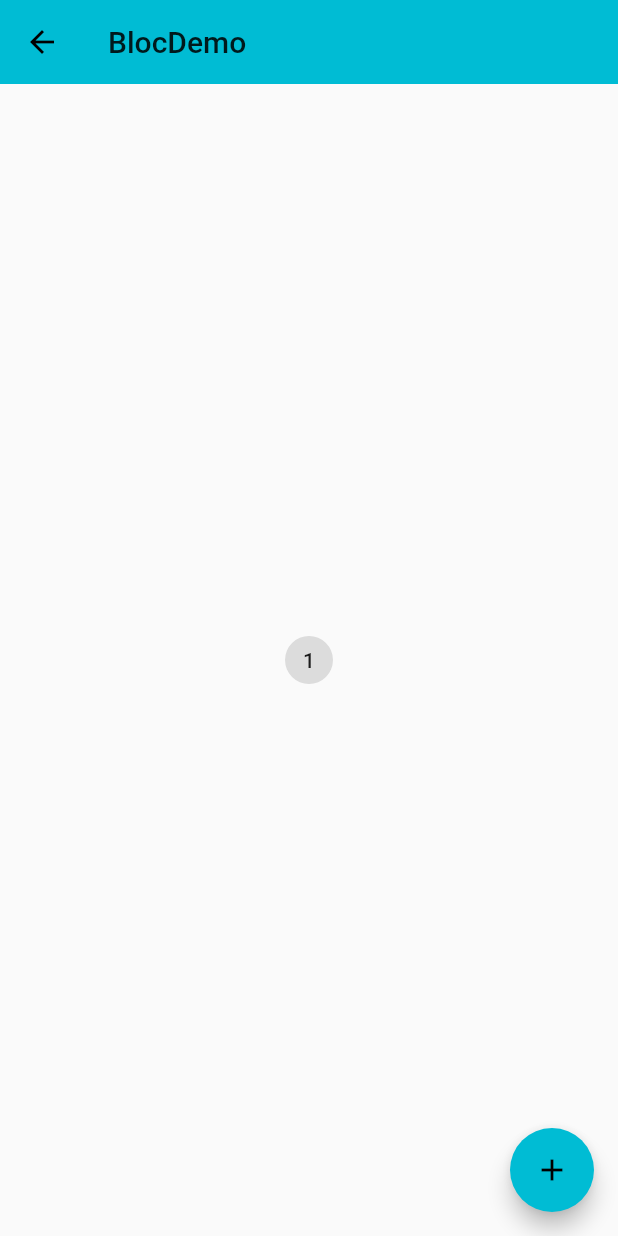
After one commit to zhangtibin/learn_flutter, a Flutter app: the BlocDemo screen opened by its route, after a tap on the "add" icon, on a phone screen of 412 x 824 dp. The commit adds this screen. Run offline on Flutter 3.47's test engine with Material 2 defaults, Android fonts, the phone set to English and light mode, and no system bars; our stand-ins replace rxdart.

Commit message:
Add bloc

```diff
--- /dev/null
+++ b/lib/Demo/bloc/bloc_demo.dart
@@ -0,0 +1,15 @@
+import 'package:flutter/material.dart';
+import 'package:learn_flutter/Demo/bloc/counter_bloc_demo.dart';
+
+class BlocDemo extends StatelessWidget {
+  @override
+  Widget build(BuildContext context) {
+    return CounterProvider(
+        bloc: CounterBloc(),
+        child: Scaffold(
+          appBar: AppBar(title: Text('BlocDemo'), elevation: 0.0),
+          body: CounterHome(),
+          floatingActionButton: CounterActionButton(),
+        ));
+  }
+}
--- /dev/null
+++ b/lib/Demo/bloc/counter_bloc_demo.dart
@@ -0,0 +1,85 @@
+import 'dart:async';
+import 'dart:math';
+
+import 'package:flutter/material.dart';
+
+class CounterHome extends StatelessWidget {
+  @override
+  Widget build(BuildContext context) {
+    CounterBloc _counterBloc = CounterProvider.of(context).bloc;
+    return Center(
+      child: StreamBuilder(
+          initialData: 0,
+          stream: _counterBloc.count,
+          builder: (context, snapshot) {
+            return ActionChip(
+              label: Text('${snapshot.data}'),
+              onPressed: () {
+                // _counterBloc.log();
+                _counterBloc.counter.add(1);
+              },
+            );
+          }),
+    );
+  }
+}
+
+class CounterActionButton extends StatelessWidget {
+  @override
+  Widget build(BuildContext context) {
+    CounterBloc _counterBloc = CounterProvider.of(context).bloc;
+    return FloatingActionButton(
+      child: Icon(Icons.add),
+      onPressed: () {
+        // _counterBloc.log();
+        _counterBloc.counter.add(1);
+      },
+    );
+  }
+}
+
+class CounterProvider extends InheritedWidget {
+  final Widget child;
+
+  final CounterBloc bloc;
+
+  CounterProvider({
+    this.child,
+    this.bloc,
+  }) : super(child: child);
+
+  static CounterProvider of(BuildContext context) =>
+      context.inheritFromWidgetOfExactType(CounterProvider);
+
+  @override
+  bool updateShouldNotify(CounterProvider oldWidget) {
+    return true;
+  }
+}
+
+class CounterBloc {
+  int _count = 0;
+  final _counterActionController = StreamController<int>();
+  StreamSink<int> get counter => _counterActionController.sink;
+
+  final _counterController = StreamController<int>();
+  Stream<int> get count => _counterController.stream;
+
+  CounterBloc() {
+    _counterActionController.stream.listen(onData);
+  }
+  void onData(int data) {
+    print('$data');
+    _count = data + _count;
+    _counterController.add(_count);
+  }
+
+  void dispose() {
+    _counterActionController.close();
+    _counterController.close();
+  }
+
+  void log() {
+    print('BloC');
+  }
+}
--- a/lib/Demo/navigator_demo.dart
+++ b/lib/Demo/navigator_demo.dart
@@ -46,6 +46,11 @@ class NavigatorDemo extends StatelessWidget {
                   Navigator.pushNamed(context, '/rxdart');
                 },
                 child: Text('RxDart')),
+            FlatButton(
+                onPressed: () {
+                  Navigator.pushNamed(context, '/bloc');
+                },
+                child: Text('Bloc')),
           ],
         ),
       ),
--- a/lib/Demo/rxdart/rxdart_demo.dart
+++ b/lib/Demo/rxdart/rxdart_demo.dart
@@ -32,7 +32,7 @@ class _RxDartDemoHomeState extends State<RxDartDemoHome> {
     _textFieldSubject
         // .map((event) => 'event: $event')
         // .where((event) => event.length > 9)
-        .debounceTime(Duration(milliseconds: 500))
+        .debounceTime(Duration(milliseconds: 500)) //间隔多长时间
         .listen((event) => print(event));
 
     // Stream<String> _observable =
--- a/lib/main.dart
+++ b/lib/main.dart
@@ -1,4 +1,5 @@
 import 'package:flutter/material.dart';
+import 'package:learn_flutter/Demo/bloc/bloc_demo.dart';
 import 'package:learn_flutter/Demo/home_page.dart';
 import 'package:learn_flutter/Demo/rxdart/rxdart_demo.dart';
 import 'package:learn_flutter/Demo/state/state_management_demo.dart';
@@ -34,6 +35,7 @@ class MyApp extends StatelessWidget {
         '/state-management': (context) => StateManagementDemo(),
         '/stream': (context) => StreamDemo(),
         '/rxdart': (context) => RxDartDemo(),
+        '/bloc': (context) => BlocDemo(),
       },
       theme: ThemeData(
         primarySwatch: Colors.cyan,
```
